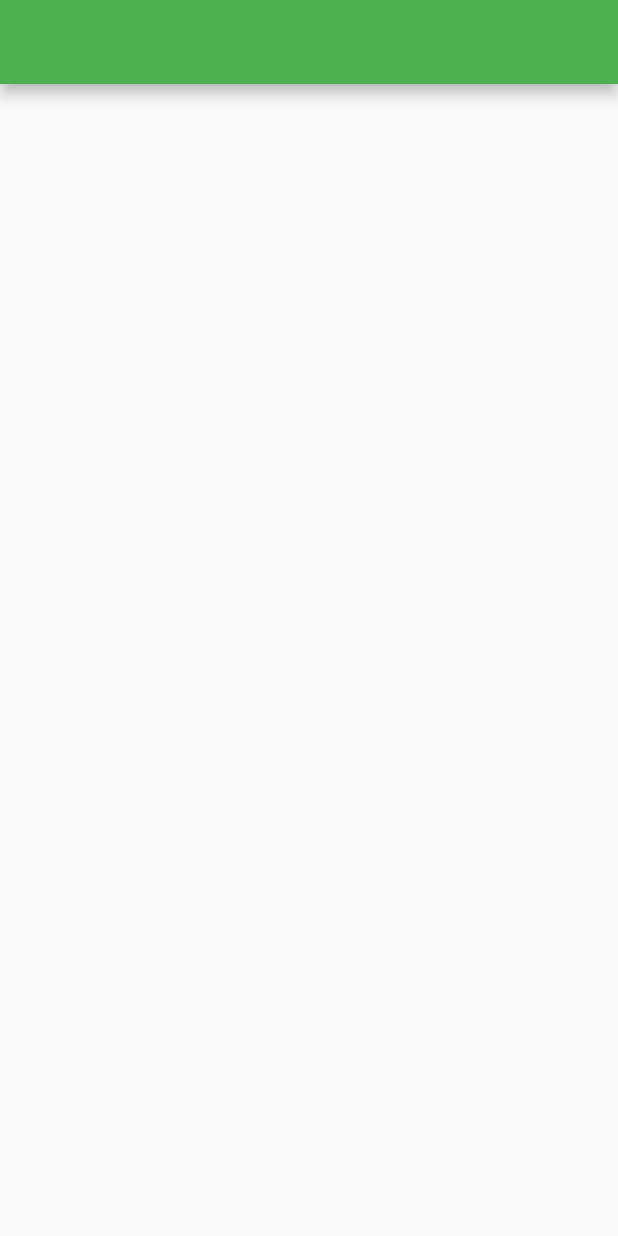
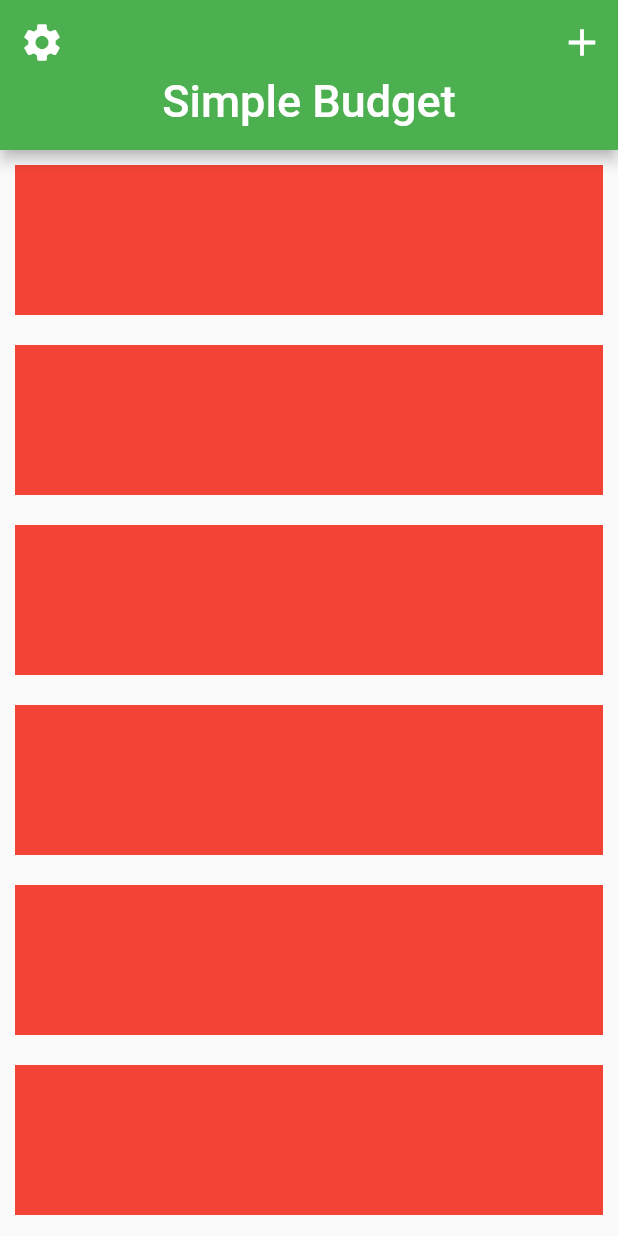
Before and after one commit to eslamyounis1/Budget_App_UI, a Flutter app: the screen it shows after launch, on a phone screen of 412 x 824 dp. Run offline on Flutter 3.47's test engine with Material 2 defaults, Android fonts, the phone set to English and light mode, and no system bars.

Commit message:
sliver_appBar_and_sliver_list

```diff
--- a/lib/screens/home_screen/home_screen.dart
+++ b/lib/screens/home_screen/home_screen.dart
@@ -12,7 +12,49 @@ class _HomeScreenState extends State<HomeScreen> {
   @override
   Widget build(BuildContext context) {
     return Scaffold(
-      appBar: AppBar(),
+      body: CustomScrollView(
+        slivers: [
+          SliverAppBar(
+            forceElevated: true,
+            floating: true,
+            expandedHeight: 100.0,
+            flexibleSpace: FlexibleSpaceBar(
+              title: Text(
+                'Simple Budget',
+              ),
+              centerTitle: true,
+            ),
+            leading: IconButton(
+              onPressed: () {},
+              icon: const Icon(
+                Icons.settings,
+              ),
+              iconSize: 30.0,
+            ),
+            actions: [
+              IconButton(
+                onPressed: () {},
+                icon: const Icon(
+                  Icons.add,
+                  size: 30.0,
+                ),
+              ),
+            ],
+          ),
+          SliverList(
+            delegate: SliverChildBuilderDelegate(
+              (context, index) {
+                return Container(
+                  margin: const EdgeInsets.all(10.0),
+                  height: 100.0,
+                  color: Colors.red,
+                );
+              },
+              childCount: 10,
+            ),
+          ),
+        ],
+      ),
     );
   }
 }
```
